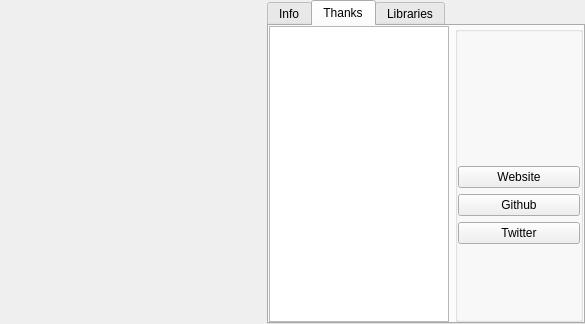
horsicq/XAboutWidget, file xaboutwidget.ui: the form before one commit.
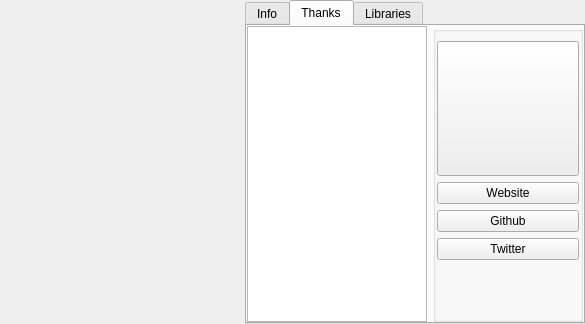
The form after the commit. The open tabs and pages were chosen to show the change.

Patch:
```diff
--- a/xaboutwidget.ui
+++ b/xaboutwidget.ui
@@ -143,13 +143,13 @@
         <widget class="QGroupBox" name="groupBoxThanks">
          <property name="minimumSize">
           <size>
-           <width>128</width>
+           <width>150</width>
            <height>0</height>
           </size>
          </property>
          <property name="maximumSize">
           <size>
-           <width>128</width>
+           <width>150</width>
            <height>16777215</height>
           </size>
          </property>
@@ -158,36 +158,33 @@
          </property>
          <layout class="QVBoxLayout" name="verticalLayout_3">
           <property name="leftMargin">
-           <number>0</number>
+           <number>1</number>
           </property>
           <property name="topMargin">
-           <number>0</number>
+           <number>9</number>
           </property>
           <property name="rightMargin">
-           <number>0</number>
+           <number>1</number>
           </property>
           <property name="bottomMargin">
-           <number>0</number>
+           <number>1</number>
           </property>
           <item>
-           <widget class="QPushButton" name="pushButtonAvatar">
-            <property name="minimumSize">
-             <size>
-              <width>128</width>
-              <height>128</height>
-             </size>
-            </property>
-            <property name="maximumSize">
-             <size>
-              <width>128</width>
-              <height>128</height>
-             </size>
+           <widget class="QToolButton" name="toolButtonAvatar">
+            <property name="sizePolicy">
+             <sizepolicy hsizetype="Expanding" vsizetype="Expanding">
+              <horstretch>0</horstretch>
+              <verstretch>0</verstretch>
+             </sizepolicy>
             </property>
             <property name="text">
              <string notr="true"/>
             </property>
-            <property name="flat">
-             <bool>true</bool>
+            <property name="iconSize">
+             <size>
+              <width>128</width>
+              <height>128</height>
+             </size>
             </property>
            </widget>
           </item>
```
Left out of the diff: 2 changed lines with no effect on the pictures.
